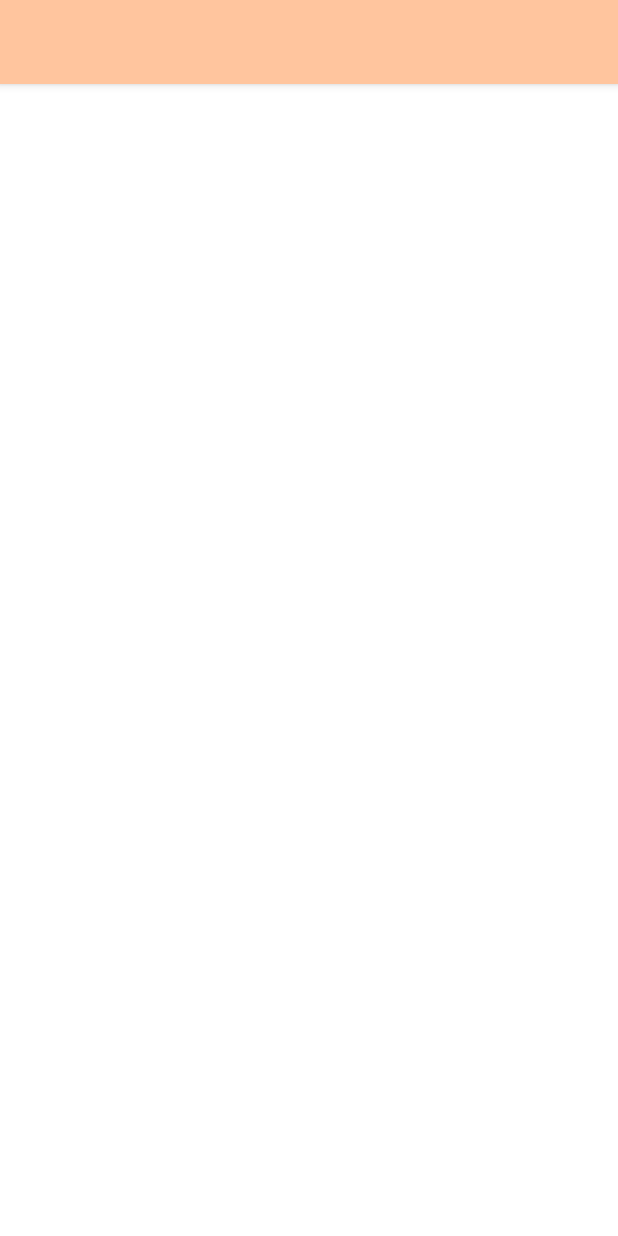
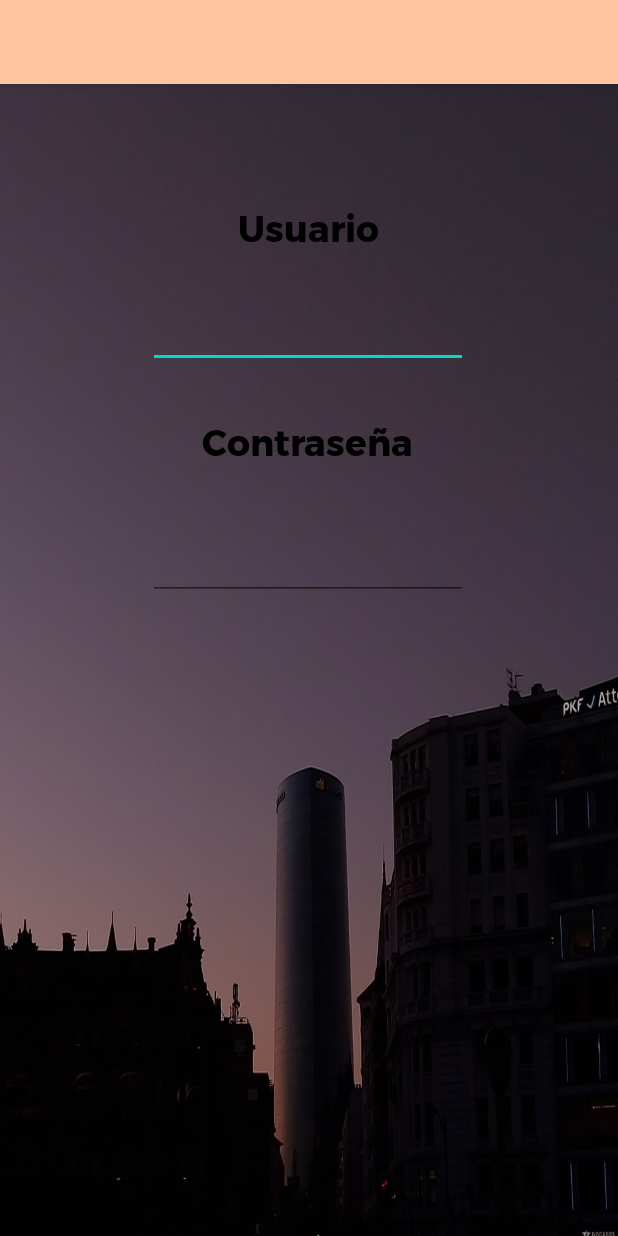
Before and after one commit to iraatxeeg/DontStopTheMusic, an Android app: the layout activity_login.xml on its own in the app's theme, with its tools: preview values and no code run, on a phone screen of 412 x 824 dp. Run offline under Robolectric (Android 15) with nearby library versions, the phone set to English and light mode, and no system bars.

Commit message:
Login funciona pero queda implementar en el php la parte del hash. También añadido logo de la app y la pantalla LoginActivity terminada. Siguiente: Registro

```diff
--- a/app/src/main/res/layout/activity_login.xml
+++ b/app/src/main/res/layout/activity_login.xml
@@ -4,7 +4,8 @@
     xmlns:tools="http://schemas.android.com/tools"
     android:layout_width="match_parent"
     android:layout_height="match_parent"
-    tools:context=".Login.LoginActivity">
+    android:background="@drawable/fondo"
+    tools:context=".Login_Registro.LoginActivity">
 
     <androidx.appcompat.widget.Toolbar
         android:id="@+id/labarraLogin"
@@ -20,4 +21,60 @@
         app:layout_constraintTop_toTopOf="parent"
         app:layout_constraintVertical_bias="0.0" />
 
+    <TextView
+        android:id="@+id/txtLoginUsuario"
+        android:layout_width="wrap_content"
+        android:layout_height="wrap_content"
+        android:fontFamily="@font/montserrat_bold"
+        android:text="Usuario"
+        android:textColor="#000000"
+        android:textSize="24sp"
+        app:layout_constraintBottom_toBottomOf="parent"
+        app:layout_constraintEnd_toEndOf="parent"
+        app:layout_constraintHorizontal_bias="0.498"
+        app:layout_constraintStart_toStartOf="parent"
+        app:layout_constraintTop_toBottomOf="@+id/labarraLogin"
+        app:layout_constraintVertical_bias="0.106" />
+
+    <TextView
+        android:id="@+id/txtLoginContraseña"
+        android:layout_width="wrap_content"
+        android:layout_height="wrap_content"
+        android:fontFamily="@font/montserrat_bold"
+        android:text="Contraseña"
+        android:textColor="#000000"
+        android:textSize="24sp"
+        app:layout_constraintBottom_toBottomOf="parent"
+        app:layout_constraintEnd_toEndOf="parent"
+        app:layout_constraintHorizontal_bias="0.498"
+        app:layout_constraintStart_toStartOf="parent"
+        app:layout_constraintTop_toBottomOf="@+id/editTextUsuarioLogin"
+        app:layout_constraintVertical_bias="0.057" />
+
+    <EditText
+        android:id="@+id/editTextUsuarioLogin"
+        android:layout_width="wrap_content"
+        android:layout_height="wrap_content"
+        android:ems="10"
+        android:inputType="textPersonName"
+        app:layout_constraintBottom_toBottomOf="parent"
+        app:layout_constraintEnd_toEndOf="parent"
+        app:layout_constraintHorizontal_bias="0.497"
+        app:layout_constraintStart_toStartOf="parent"
+        app:layout_constraintTop_toBottomOf="@+id/txtLoginUsuario"
+        app:layout_constraintVertical_bias="0.045" />
+
+    <EditText
+        android:id="@+id/editTextContraseñaLogin"
+        android:layout_width="wrap_content"
+        android:layout_height="wrap_content"
+        android:ems="10"
+        android:inputType="textPassword"
+        app:layout_constraintBottom_toBottomOf="parent"
+        app:layout_constraintEnd_toEndOf="parent"
+        app:layout_constraintHorizontal_bias="0.497"
+        app:layout_constraintStart_toStartOf="parent"
+        app:layout_constraintTop_toBottomOf="@+id/txtLoginContraseña"
+        app:layout_constraintVertical_bias="0.085" />
+
 </androidx.constraintlayout.widget.ConstraintLayout>
--- /dev/null
+++ b/app/src/main/res/menu/menumain.xml
@@ -0,0 +1,5 @@
+<?xml version="1.0" encoding="utf-8"?>
+<menu xmlns:app="http://schemas.android.com/apk/res-auto"
+    xmlns:android="http://schemas.android.com/apk/res/android">
+
+</menu>
```
Also changed, not shown: app/src/main/java/com/example/dontstopthemusic/ConexionesBD/ConexionLogin.java (added, +84 -0 lines), app/src/main/java/com/example/dontstopthemusic/Login_Registro/LoginActivity.java (added, +82 -0 lines), app/src/main/java/com/example/dontstopthemusic/PantallaPrincipal/PantallaPrincipalActivity.java (renamed from app/src/main/java/com/example/dontstopthemusic/Login/LoginActivity.java, +4 -3 lines), app/src/main/res/layout/activity_pantalla_principal.xml (added, +9 -0 lines), app/src/main/res/menu/menulogin.xml (added, +9 -0 lines), app/src/main/ic_launcher-playstore.png (added), app/src/main/res/drawable/fondo.jpg (added), app/src/main/res/drawable/logo.png (added), app/src/main/res/font/montserrat.ttf (added), app/src/main/res/font/montserrat_bold.ttf (added), app/src/main/res/mipmap-hdpi/ic_launcher_foreground.png (added), app/src/main/res/mipmap-mdpi/ic_launcher_foreground.png (added), app/src/main/res/mipmap-xhdpi/ic_launcher_foreground.png (added), app/src/main/res/mipmap-xxhdpi/ic_launcher_foreground.png (added), 1 more files.
